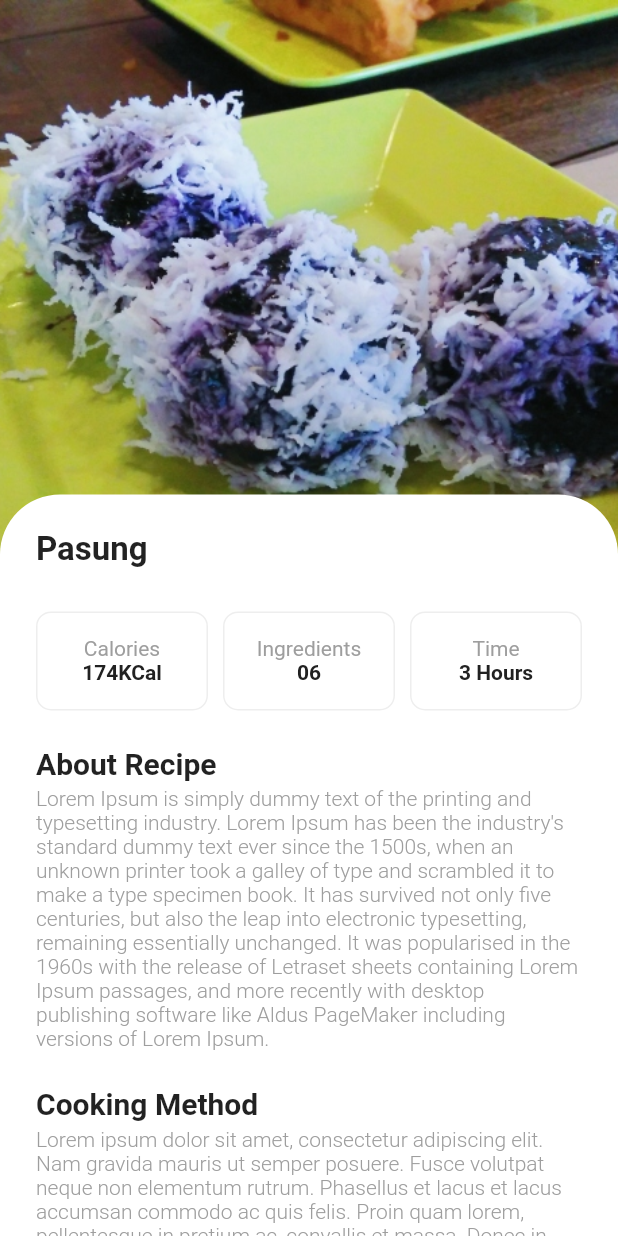
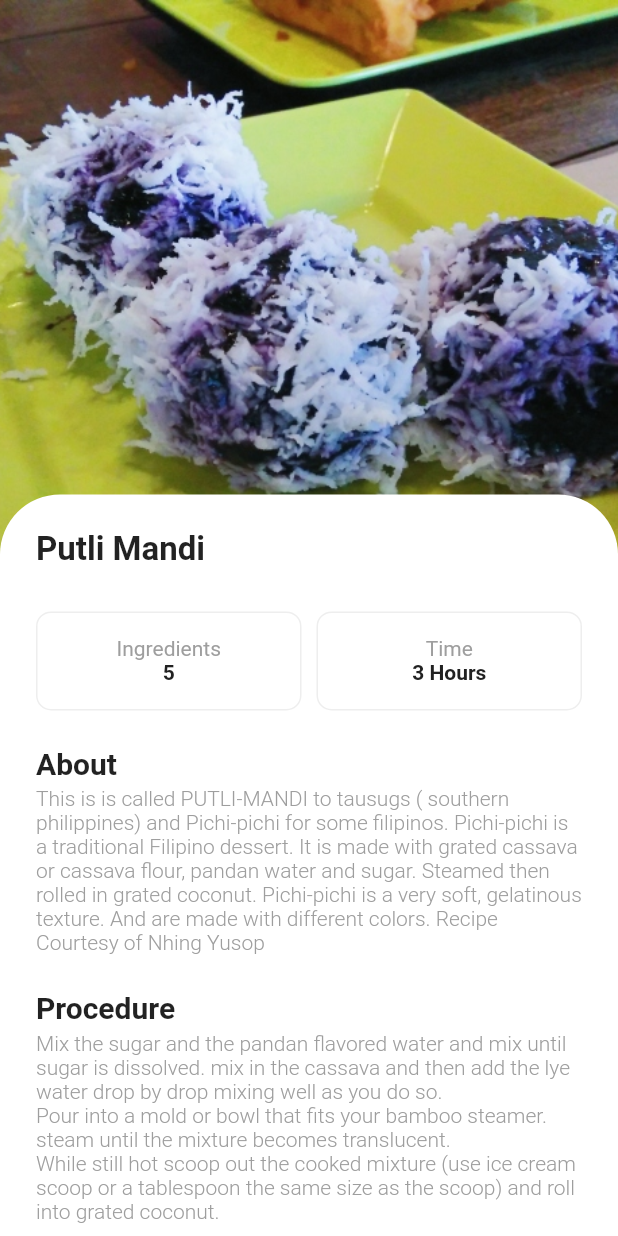
Before and after one commit to kusman28/Bang-Bang, a Flutter app: the screen it shows after launch, after a tap on "Putli Mandi", on a phone screen of 412 x 824 dp. Run offline on Flutter 3.47's test engine with Material 2 defaults, Android fonts, the phone set to English and light mode, and no system bars; our stand-ins replace google_fonts.

Commit message:
Dynamic info & procedures.

```diff
--- a/lib/screens/detail_screen.dart
+++ b/lib/screens/detail_screen.dart
@@ -3,9 +3,12 @@ import 'package:google_fonts/google_fonts.dart';
 
 class DetailScreen extends StatelessWidget {
   final image;
+  final name;
+  final info;
+  final proc;
 
   ///For hero tagging and showing relative image
-  DetailScreen(this.image);
+  DetailScreen(this.image, this.name, this.info, this.proc);
 
   @override
   Widget build(BuildContext context) {
@@ -50,7 +53,7 @@ class DetailScreen extends StatelessWidget {
                         Row(
                           children: <Widget>[
                             Text(
-                              "Pasung",
+                              name,
                               style: GoogleFonts.roboto(
                                   fontSize: 22, fontWeight: FontWeight.bold),
                             ),
@@ -110,34 +113,34 @@ class DetailScreen extends StatelessWidget {
                         Container(
                           child: Row(
                             children: <Widget>[
-                              Expanded(
-                                child: Container(
-                                  decoration: BoxDecoration(
-                                      borderRadius: BorderRadius.circular(10),
-                                      border:
-                                          Border.all(color: Colors.grey[200])),
-                                  padding:
-                                      const EdgeInsets.symmetric(vertical: 16),
-                                  child: Column(
-                                    children: <Widget>[
-                                      Text(
-                                        "Calories",
-                                        style: GoogleFonts.roboto(
-                                            color: Colors.grey),
-                                      ),
-                                      Text(
-                                        "174KCal",
-                                        style: GoogleFonts.roboto(
-                                            color: Colors.grey[900],
-                                            fontWeight: FontWeight.bold),
-                                      ),
-                                    ],
-                                  ),
-                                ),
-                              ),
-                              SizedBox(
-                                width: 10,
-                              ),
+                              // Expanded(
+                              //   child: Container(
+                              //     decoration: BoxDecoration(
+                              //         borderRadius: BorderRadius.circular(10),
+                              //         border:
+                              //             Border.all(color: Colors.grey[200])),
+                              //     padding:
+                              //         const EdgeInsets.symmetric(vertical: 16),
+                              //     child: Column(
+                              //       children: <Widget>[
+                              //         Text(
+                              //           "Calories",
+                              //           style: GoogleFonts.roboto(
+                              //               color: Colors.grey),
+                              //         ),
+                              //         Text(
+                              //           "174KCal",
+                              //           style: GoogleFonts.roboto(
+                              //               color: Colors.grey[900],
+                              //               fontWeight: FontWeight.bold),
+                              //         ),
+                              //       ],
+                              //     ),
+                              //   ),
+                              // ),
+                              // SizedBox(
+                              //   width: 10,
+                              // ),
                               Expanded(
                                 child: Container(
                                   decoration: BoxDecoration(
@@ -154,7 +157,7 @@ class DetailScreen extends StatelessWidget {
                                             color: Colors.grey),
                                       ),
                                       Text(
-                                        "06",
+                                        "5",
                                         style: GoogleFonts.roboto(
                                             color: Colors.grey[900],
                                             fontWeight: FontWeight.bold),
@@ -200,7 +203,7 @@ class DetailScreen extends StatelessWidget {
                         ),
 
                         Text(
-                          "About Recipe",
+                          "About",
                           style: GoogleFonts.roboto(
                               fontSize: 20, fontWeight: FontWeight.bold),
                         ),
@@ -210,7 +213,7 @@ class DetailScreen extends StatelessWidget {
                         ),
 
                         Text(
-                          "Lorem Ipsum is simply dummy text of the printing and typesetting industry. Lorem Ipsum has been the industry's standard dummy text ever since the 1500s, when an unknown printer took a galley of type and scrambled it to make a type specimen book. It has survived not only five centuries, but also the leap into electronic typesetting, remaining essentially unchanged. It was popularised in the 1960s with the release of Letraset sheets containing Lorem Ipsum passages, and more recently with desktop publishing software like Aldus PageMaker including versions of Lorem Ipsum.",
+                          info,
                           style: GoogleFonts.roboto(
                               fontWeight: FontWeight.w300, color: Colors.grey),
                         ),
@@ -220,7 +223,7 @@ class DetailScreen extends StatelessWidget {
                         ),
 
                         Text(
-                          "Cooking Method",
+                          "Procedure",
                           style: GoogleFonts.roboto(
                               fontSize: 20, fontWeight: FontWeight.bold),
                         ),
@@ -230,7 +233,7 @@ class DetailScreen extends StatelessWidget {
                         ),
 
                         Text(
-                          "Lorem ipsum dolor sit amet, consectetur adipiscing elit. Nam gravida mauris ut semper posuere. Fusce volutpat neque non elementum rutrum. Phasellus et lacus et lacus accumsan commodo ac quis felis. Proin quam lorem, pellentesque in pretium ac, convallis et massa. Donec in nisi magna. In rutrum, nibh id interdum auctor, nisl elit ultricies arcu, ut ullamcorper ipsum mauris quis eros. Aenean ex tortor, pretium eu vulputate a, consectetur vel diam. Cras nulla nisl, euismod eu purus ac, sagittis viverra elit. Duis pulvinar sem quis fermentum iaculis. Quisque pharetra turpis velit, ut hendrerit tortor finibus id. Sed eu pretium libero.Vestibulum semper justo eu purus suscipit scelerisque. Proin eget rhoncus ex. Nam eget egestas nisi. Morbi molestie imperdiet sapien, ut ornare est laoreet in. Nam fermentum venenatis lorem, et scelerisque ante fermentum eget. Vestibulum eget urna ullamcorper, consequat odio et, efficitur arcu. Ut molestie feugiat tristique. Ut lectus erat, malesuada eget elit et, laoreet commodo augue. Nullam at velit vel ipsum tristique rhoncus. Fusce euismod facilisis lorem nec consequat. Donec in turpis tellus. Nunc at massa et sapien hendrerit volutpat. Curabitur condimentum, nibh hendrerit fermentum suscipit, justo lacus pellentesque felis, vitae rhoncus mi est sit amet massa. Donec id hendrerit felis, at blandit ex. Lorem ipsum dolor sit amet, consectetur adipiscing elit.",
+                          proc,
                           style: GoogleFonts.roboto(
                               fontWeight: FontWeight.w300, color: Colors.grey),
                         ),
--- a/lib/screens/home_screen.dart
+++ b/lib/screens/home_screen.dart
@@ -20,6 +20,22 @@ class _HomeScreenState extends State<HomeScreen> {
   ];
 
   final foodNames = ["Daral", "Juwalan", "Wadjit", "Putli Mandi", "Pasung"];
+
+  final foodInfos = [
+    "The Daral is a native tausug food in Zamboanga City. It is a long-shaped tausug food. We use ingredients that are all found locally in Mindanao. These ingredients include grated coconut and thin dough. The sweetness and tastiness of it jives together.",
+    "Juwalan Info.",
+    "Wadjit Info.",
+    "This is is called PUTLI-MANDI to tausugs ( southern philippines) and Pichi-pichi for some filipinos. Pichi-pichi is a traditional Filipino dessert. It is made with grated cassava or cassava flour, pandan water and sugar. Steamed then rolled in grated coconut. Pichi-pichi is a very soft, gelatinous texture. And are made with different colors. Recipe Courtesy of Nhing Yusop",
+    "Pasung Tausug is a kind of Tausug bang bang (confectionery) has a cone like shaped made from flour, rice flour and sometimes cassava. It resembles Kuih Pasong of Malaysia or Indonesia but its origin is unknown, therefore we can assume that pasung is native to the Tausug. It is available in any coffee shop in Sulu and others in Zamboanga, Basilan & Tawi-Tawi, it could be eaten in breakfast or in the afternoon merienda. It is soft, fluffy and sweet, you can’t have enough of it.",
+  ];
+
+  final foodProc = [
+    "Daral Procedure.",
+    "Juwalan Procedure.",
+    "Wadjit Procedure.",
+    "Mix the sugar and the pandan flavored water and mix until sugar is dissolved. mix in the cassava and then add the lye water drop by drop mixing well as you do so.\nPour into a mold or bowl that fits your bamboo steamer. steam until the mixture becomes translucent.\nWhile still hot scoop out the cooked mixture (use ice cream scoop or a tablespoon the same size as the scoop) and roll into grated coconut.",
+    "Put a fastener on the side of banana cone shape.\nLevel the mouth of banana cone shape with knife or scissor.\nPour the all purpose flour to a basin\nProduce 2 liters of coconut milk\nDissolve the brown sugar with coconut milk or water in small basin. Pulverize the sugar with hand.\nSift the dissolved brown sugar to a basin with flour\nPour the remaining coconut milk to a basin with flour\nLiquefy the flour with coconut milk and dissolved brown sugar until it easily to pour to a cone shape. If the admixture isn’t easily to pour add more water to the basin.\nSteam the filled banana cone shape on the steamer.\nIf the admixture goes above half inches from the mouth of a cone shape, the pasung is already cooked.\n\nTo make a banana cone shape\nTear 12 X 6 inches of banana leaves and make it a cone shape. Make sure the bottom of banana cone shape is close.\nTo check it pours the water into banana cone shape and make sure the water permeates slowly.\n",
+  ];
 
   @override
   Widget build(BuildContext context) {
@@ -160,8 +176,11 @@ class _HomeScreenState extends State<HomeScreen> {
                             Navigator.push(
                                 context,
                                 MaterialPageRoute(
-                                    builder: (context) =>
-                                        DetailScreen(images[4 - index])));
+                                    builder: (context) => DetailScreen(
+                                        images[4 - index],
+                                        foodNames[4 - index],
+                                        foodInfos[4 - index],
+                                        foodProc[4 - index])));
                           },
                           child: AspectRatio(
                               aspectRatio: 0.9 / 1,
```
